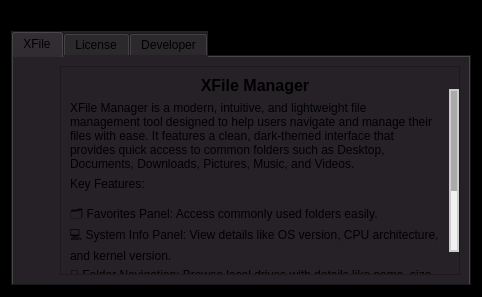
Before: the Qt Designer form about_xfile_manager.ui in arshc0der/XFile_Manager, drawn with Qt 5.
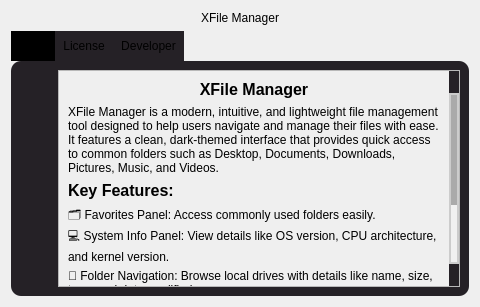
After: the same form once the commit is applied. The open tabs and pages were chosen to show the change. Icons and pictures are not drawn.

Commit message: Updated Small Text Layout Bug

The edit to the form file:
```diff
--- a/about_xfile_manager.ui
+++ b/about_xfile_manager.ui
@@ -6,8 +6,8 @@
    <rect>
     <x>0</x>
     <y>0</y>
-    <width>482</width>
-    <height>297</height>
+    <width>480</width>
+    <height>307</height>
    </rect>
   </property>
   <property name="windowTitle">
@@ -19,7 +19,50 @@
    </iconset>
   </property>
   <property name="styleSheet">
-   <string notr="true">background-color: rgb(0, 0, 0);</string>
+   <string notr="true">QScrollBar:vertical {
+    border: 2px solid #cccccc; /* Border color */
+    background: #f1f1f1; /* Background color */
+    width: 10px; /* Width of the vertical scrollbar */
+    margin: 22px 0 22px 0; /* Margins for the vertical scrollbar */
+}
+
+QScrollBar::handle:vertical {
+    background: #aaaaaa; /* Color of the scrollbar handle */
+    min-height: 20px; /* Minimum height for the handle */
+}
+
+QScrollBar::add-line:vertical {
+    background: none; /* Hides the add button */
+    height: 0px; /* Height for the add button */
+}
+
+QScrollBar::sub-line:vertical {
+    background: none; /* Hides the sub button */
+    height: 0px; /* Height for the sub button */
+}
+
+QScrollBar:horizontal {
+    border: 2px solid #cccccc; /* Border color */
+    background: #f1f1f1; /* Background color */
+    height: 10px; /* Height of the horizontal scrollbar */
+    margin: 0px 22px 0 22px; /* Margins for the horizontal scrollbar */
+}
+
+QScrollBar::handle:horizontal {
+    background: #aaaaaa; /* Color of the scrollbar handle */
+    min-width: 20px; /* Minimum width for the handle */
+}
+
+QScrollBar::add-line:horizontal {
+    background: none; /* Hides the add button */
+    width: 0px; /* Width for the add button */
+}
+
+QScrollBar::sub-line:horizontal {
+    background: none; /* Hides the sub button */
+    width: 0px; /* Width for the sub button */
+}
+</string>
   </property>
   <layout class="QHBoxLayout" name="horizontalLayout">
    <item>
@@ -43,7 +86,19 @@
      <item>
       <widget class="QTabWidget" name="tabWidget">
        <property name="styleSheet">
-        <string notr="true">background-color: #252126;</string>
+        <string notr="true">QTabWidget::pane {
+ 	background-color: #252126;; 
+	border-radius:10px;
+} 
+
+QTabBar::tab {
+  background-color: #252126;
+padding:8px;
+} 
+
+QTabBar::tab:selected { 
+  background: black; 
+}</string>
        </property>
        <property name="currentIndex">
         <number>2</number>
@@ -105,50 +160,7 @@
              <item>
               <widget class="QScrollArea" name="scrollArea">
                <property name="styleSheet">
-                <string notr="true">QScrollBar:vertical {
-    border: 2px solid #cccccc; /* Border color */
-    background: #f1f1f1; /* Background color */
-    width: 10px; /* Width of the vertical scrollbar */
-    margin: 22px 0 22px 0; /* Margins for the vertical scrollbar */
-}
-
-QScrollBar::handle:vertical {
-    background: #aaaaaa; /* Color of the scrollbar handle */
-    min-height: 20px; /* Minimum height for the handle */
-}
-
-QScrollBar::add-line:vertical {
-    background: none; /* Hides the add button */
-    height: 0px; /* Height for the add button */
-}
-
-QScrollBar::sub-line:vertical {
-    background: none; /* Hides the sub button */
-    height: 0px; /* Height for the sub button */
-}
-
-QScrollBar:horizontal {
-    border: 2px solid #cccccc; /* Border color */
-    background: #f1f1f1; /* Background color */
-    height: 10px; /* Height of the horizontal scrollbar */
-    margin: 0px 22px 0 22px; /* Margins for the horizontal scrollbar */
-}
-
-QScrollBar::handle:horizontal {
-    background: #aaaaaa; /* Color of the scrollbar handle */
-    min-width: 20px; /* Minimum width for the handle */
-}
-
-QScrollBar::add-line:horizontal {
-    background: none; /* Hides the add button */
-    width: 0px; /* Width for the add button */
-}
-
-QScrollBar::sub-line:horizontal {
-    background: none; /* Hides the sub button */
-    width: 0px; /* Width for the sub button */
-}
-</string>
+                <string notr="true"/>
                </property>
                <property name="widgetResizable">
                 <bool>true</bool>
@@ -157,16 +169,28 @@
                 <property name="geometry">
                  <rect>
                   <x>0</x>
-                  <y>-207</y>
-                  <width>264</width>
-                  <height>480</height>
+                  <y>0</y>
+                  <width>266</width>
+                  <height>459</height>
                  </rect>
                 </property>
+                <property name="sizePolicy">
+                 <sizepolicy hsizetype="Preferred" vsizetype="Expanding">
+                  <horstretch>0</horstretch>
+                  <verstretch>0</verstretch>
+                 </sizepolicy>
+                </property>
                 <layout class="QHBoxLayout" name="horizontalLayout_4">
                  <item>
                   <layout class="QVBoxLayout" name="verticalLayout_4">
                    <item>
                     <widget class="QLabel" name="label_2">
+                     <property name="sizePolicy">
+                      <sizepolicy hsizetype="Preferred" vsizetype="Expanding">
+                       <horstretch>0</horstretch>
+                       <verstretch>0</verstretch>
+                      </sizepolicy>
+                     </property>
                      <property name="font">
                       <font>
                        <pointsize>12</pointsize>
@@ -183,6 +207,12 @@
                    </item>
                    <item>
                     <widget class="QLabel" name="label_3">
+                     <property name="sizePolicy">
+                      <sizepolicy hsizetype="Preferred" vsizetype="Expanding">
+                       <horstretch>0</horstretch>
+                       <verstretch>0</verstretch>
+                      </sizepolicy>
+                     </property>
                      <property name="text">
                       <string>XFile Manager is a modern, intuitive, and lightweight file management tool designed to help users navigate and manage their files with ease. It features a clean, dark-themed interface that provides quick access to common folders such as Desktop, Documents, Downloads, Pictures, Music, and Videos.</string>
                      </property>
@@ -191,12 +221,35 @@
                      </property>
                     </widget>
                    </item>
+                   <item>
+                    <widget class="QLabel" name="label_17">
+                     <property name="sizePolicy">
+                      <sizepolicy hsizetype="Preferred" vsizetype="Expanding">
+                       <horstretch>0</horstretch>
+                       <verstretch>0</verstretch>
+                      </sizepolicy>
+                     </property>
+                     <property name="font">
+                      <font>
+                       <pointsize>12</pointsize>
+                       <bold>true</bold>
+                      </font>
+                     </property>
+                     <property name="text">
+                      <string>Key Features:</string>
+                     </property>
+                    </widget>
+                   </item>
                    <item>
                     <widget class="QLabel" name="label_4">
+                     <property name="sizePolicy">
+                      <sizepolicy hsizetype="Preferred" vsizetype="MinimumExpanding">
+                       <horstretch>0</horstretch>
+                       <verstretch>0</verstretch>
+                      </sizepolicy>
+                     </property>
                      <property name="text">
-                      <string>Key Features:
-
-🗂️ Favorites Panel: Access commonly used folders easily.
+                      <string>🗂️ Favorites Panel: Access commonly used folders easily.
 💻 System Info Panel: View details like OS version, CPU architecture, and kernel version.
 📁 Folder Navigation: Browse local drives with details like name, size, type, and date modified.
 📋 Copy Path Function: Copy folder or file paths for easy sharing.
```
Left out of the diff: 96 changed lines with no effect on the pictures. The commit also changes 5 other files.
